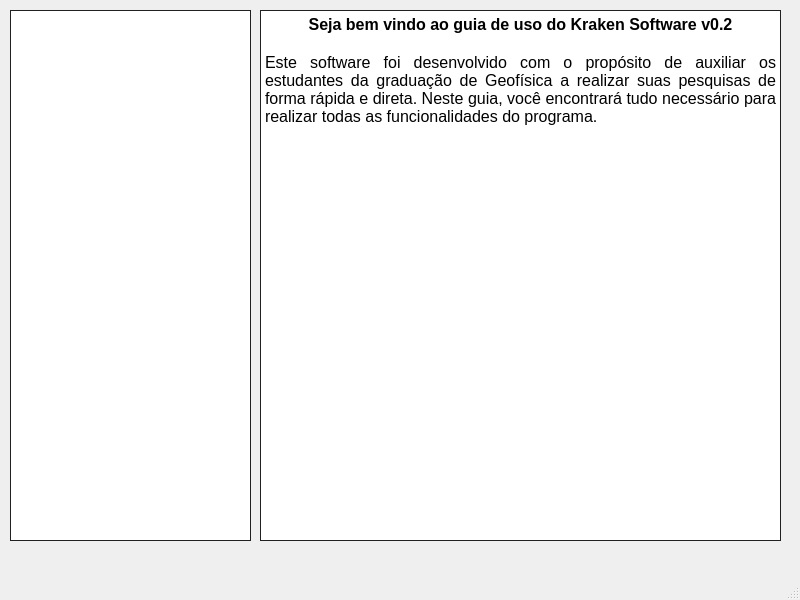
This is ui/help.ui in albano-a/GradPress as Qt 5 draws it before an edit. The edited form follows.
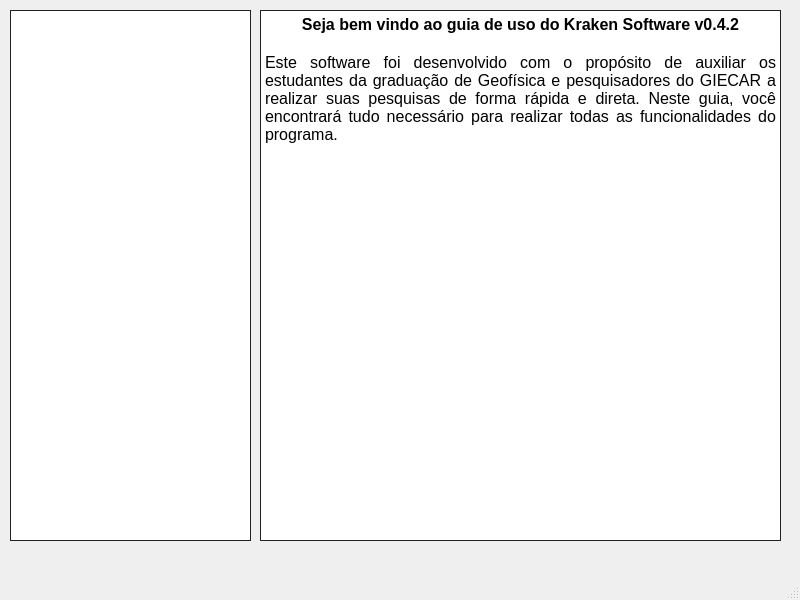
This is the edited form. Icons and pictures are not drawn.

```diff
--- a/ui/help.ui
+++ b/ui/help.ui
@@ -58,9 +58,9 @@
 &lt;html&gt;&lt;head&gt;&lt;meta name=&quot;qrichtext&quot; content=&quot;1&quot; /&gt;&lt;style type=&quot;text/css&quot;&gt;
 p, li { white-space: pre-wrap; }
 &lt;/style&gt;&lt;/head&gt;&lt;body style=&quot; font-family:'MS Shell Dlg 2'; font-size:8.25pt; font-weight:400; font-style:normal;&quot;&gt;
-&lt;p align=&quot;center&quot; style=&quot; margin-top:0px; margin-bottom:0px; margin-left:0px; margin-right:0px; -qt-block-indent:0; text-indent:0px;&quot;&gt;&lt;span style=&quot; font-size:12pt; font-weight:600;&quot;&gt;Seja bem vindo ao guia de uso do Kraken Software v0.2&lt;/span&gt;&lt;/p&gt;
+&lt;p align=&quot;center&quot; style=&quot; margin-top:0px; margin-bottom:0px; margin-left:0px; margin-right:0px; -qt-block-indent:0; text-indent:0px;&quot;&gt;&lt;span style=&quot; font-size:12pt; font-weight:600;&quot;&gt;Seja bem vindo ao guia de uso do Kraken Software v0.4.2&lt;/span&gt;&lt;/p&gt;
 &lt;p align=&quot;center&quot; style=&quot;-qt-paragraph-type:empty; margin-top:0px; margin-bottom:0px; margin-left:0px; margin-right:0px; -qt-block-indent:0; text-indent:0px; font-size:12pt; font-weight:600;&quot;&gt;&lt;br /&gt;&lt;/p&gt;
-&lt;p align=&quot;justify&quot; style=&quot; margin-top:0px; margin-bottom:0px; margin-left:0px; margin-right:0px; -qt-block-indent:0; text-indent:0px;&quot;&gt;&lt;span style=&quot; font-size:12pt;&quot;&gt;Este software foi desenvolvido com o propósito de auxiliar os estudantes da graduação de Geofísica a realizar suas pesquisas de forma rápida e direta. Neste guia, você encontrará tudo necessário para realizar todas as funcionalidades do programa.&lt;/span&gt;&lt;/p&gt;&lt;/body&gt;&lt;/html&gt;</string>
+&lt;p align=&quot;justify&quot; style=&quot; margin-top:0px; margin-bottom:0px; margin-left:0px; margin-right:0px; -qt-block-indent:0; text-indent:0px;&quot;&gt;&lt;span style=&quot; font-size:12pt;&quot;&gt;Este software foi desenvolvido com o propósito de auxiliar os estudantes da graduação de Geofísica e pesquisadores do GIECAR a realizar suas pesquisas de forma rápida e direta. Neste guia, você encontrará tudo necessário para realizar todas as funcionalidades do programa.&lt;/span&gt;&lt;/p&gt;&lt;/body&gt;&lt;/html&gt;</string>
      </property>
     </widget>
    </widget>
```
